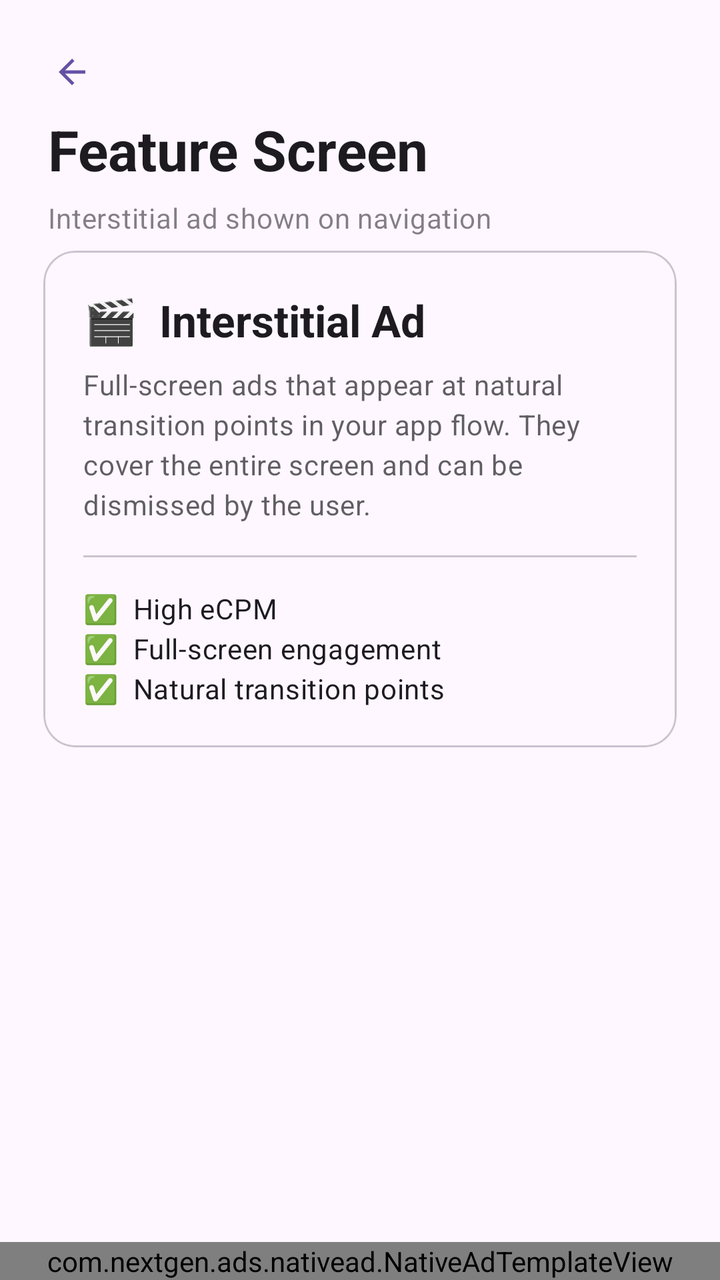
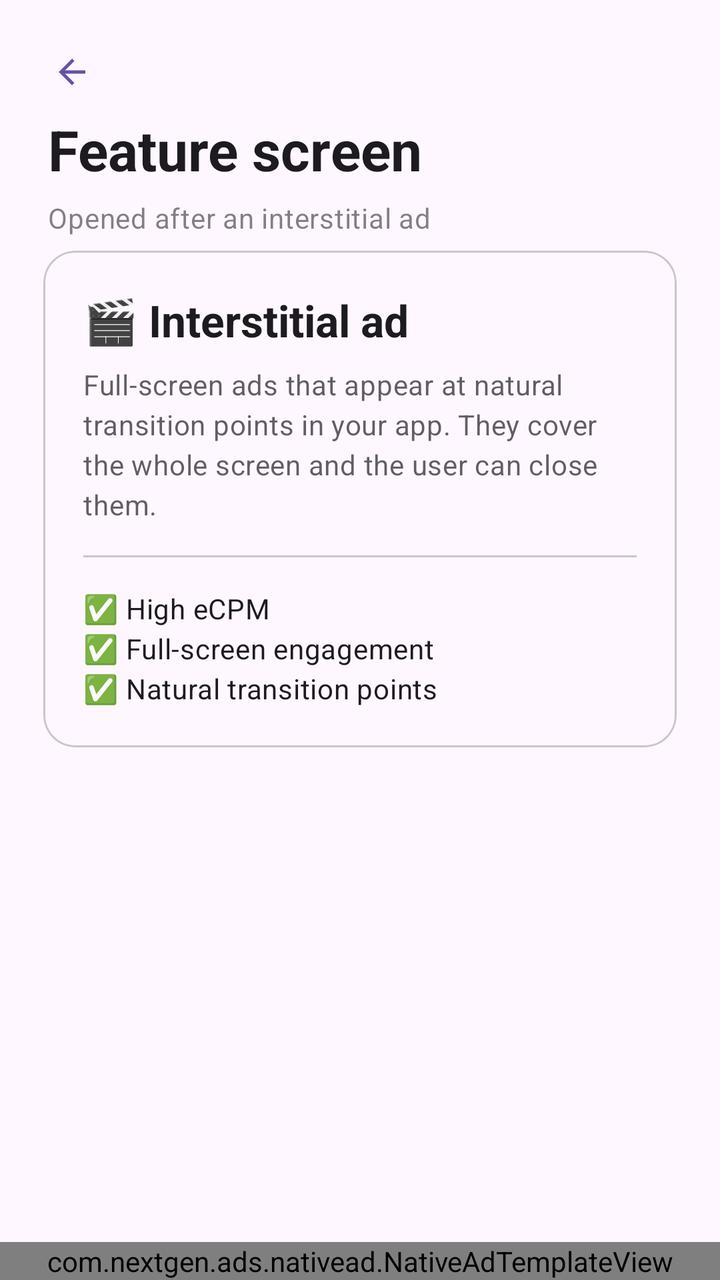

The first picture is an Android layout as it rendered before a commit; the second is the same layout after the commit. The layout source and the unified diff follow.
<!-- AndroidManifest.xml: application theme Theme.AdmobNextGen -->
<!-- res/layout/fragment_feature.xml -->
<?xml version="1.0" encoding="utf-8"?>
<androidx.constraintlayout.widget.ConstraintLayout xmlns:android="http://schemas.android.com/apk/res/android"
    xmlns:app="http://schemas.android.com/apk/res-auto"
    xmlns:tools="http://schemas.android.com/tools"
    android:layout_width="match_parent"
    android:layout_height="match_parent"
    android:background="?attr/colorSurface"
    tools:context=".app.feature.FragmentFeature">

    
    <com.google.android.material.button.MaterialButton
        android:id="@+id/mbBackFeature"
        style="@style/Widget.Material3.Button.IconButton"
        android:layout_width="wrap_content"
        android:layout_height="wrap_content"
        android:layout_margin="12dp"
        app:icon="@drawable/ic_svg_back"
        app:layout_constraintStart_toStartOf="parent"
        app:layout_constraintTop_toTopOf="parent" />

    
    <com.google.android.material.textview.MaterialTextView
        android:id="@+id/mtvTitleFeature"
        android:layout_width="0dp"
        android:layout_height="wrap_content"
        android:layout_marginTop="56dp"
        android:layout_marginStart="24dp"
        android:text="Feature Screen"
        android:textAppearance="@style/TextAppearance.Material3.HeadlineMedium"
        android:textStyle="bold"
        app:layout_constraintStart_toStartOf="parent"
        app:layout_constraintTop_toTopOf="parent"
        app:layout_constraintWidth_percent="0.8" />

    <com.google.android.material.textview.MaterialTextView
        android:layout_width="0dp"
        android:layout_height="wrap_content"
        android:layout_marginStart="24dp"
        android:layout_marginTop="6dp"
        android:text="Interstitial ad shown on navigation"
        android:textAppearance="@style/TextAppearance.Material3.BodyMedium"
        android:alpha="0.55"
        app:layout_constraintStart_toStartOf="parent"
        app:layout_constraintTop_toBottomOf="@+id/mtvTitleFeature"
        app:layout_constraintWidth_percent="0.75" />

    
    <com.google.android.material.card.MaterialCardView
        android:layout_width="0dp"
        android:layout_height="wrap_content"
        android:layout_marginTop="32dp"
        app:cardCornerRadius="16dp"
        app:cardElevation="0dp"
        app:strokeWidth="1dp"
        app:layout_constraintEnd_toEndOf="parent"
        app:layout_constraintStart_toStartOf="parent"
        app:layout_constraintTop_toBottomOf="@+id/mtvTitleFeature"
        app:layout_constraintWidth_percent="0.88">

        <LinearLayout
            android:layout_width="match_parent"
            android:layout_height="wrap_content"
            android:orientation="vertical"
            android:padding="20dp">

            <com.google.android.material.textview.MaterialTextView
                android:layout_width="wrap_content"
                android:layout_height="wrap_content"
                android:text="🎬  Interstitial Ad"
                android:textAppearance="@style/TextAppearance.Material3.TitleLarge"
                android:textStyle="bold" />

            <com.google.android.material.textview.MaterialTextView
                android:layout_width="wrap_content"
                android:layout_height="wrap_content"
                android:layout_marginTop="8dp"
                android:text="Full-screen ads that appear at natural transition points in your app flow. They cover the entire screen and can be dismissed by the user."
                android:textAppearance="@style/TextAppearance.Material3.BodyMedium"
                android:alpha="0.7"
                android:lineSpacingMultiplier="1.4" />

            <com.google.android.material.divider.MaterialDivider
                android:layout_width="match_parent"
                android:layout_height="1dp"
                android:layout_marginVertical="16dp" />

            <com.google.android.material.textview.MaterialTextView
                android:layout_width="wrap_content"
                android:layout_height="wrap_content"
                android:text="✅  High eCPM\n✅  Full-screen engagement\n✅  Natural transition points"
                android:textAppearance="@style/TextAppearance.Material3.BodyMedium"
                android:lineSpacingMultiplier="1.6" />

        </LinearLayout>
    </com.google.android.material.card.MaterialCardView>

    
    <com.nextgen.ads.nativead.NativeAdTemplateView
        android:id="@+id/nativeAdFeature"
        android:layout_width="0dp"
        android:layout_height="wrap_content"
        app:layout_constraintBottom_toBottomOf="parent"
        app:layout_constraintEnd_toEndOf="parent"
        app:layout_constraintStart_toStartOf="parent"
        app:nativeTemplate="medium" />

</androidx.constraintlayout.widget.ConstraintLayout>
<!-- resources referenced by this layout -->
<resources>
  <!-- drawable ic_svg_back (drawable) -->
  <vector xmlns:android="http://schemas.android.com/apk/res/android" android:autoMirrored="true" android:height="24dp" android:tint="#000000" android:viewportHeight="24" android:viewportWidth="24" android:width="24dp">
        
      <path android:fillColor="@android:color/white" android:pathData="M20,11H7.83l5.59,-5.59L12,4l-8,8 8,8 1.41,-1.41L7.83,13H20v-2z"/>
      
  </vector>
  <style name="Theme.AdmobNextGen" parent="Base.Theme.AdmobNextGen" />
  <style name="Base.Theme.AdmobNextGen" parent="Theme.Material3.DayNight.NoActionBar">
          
          
      </style>
</resources>

<!-- the commit's change to res/layout/fragment_feature.xml (unified diff, before → after) -->
@@ -14,6 +14,7 @@
         android:layout_width="wrap_content"
         android:layout_height="wrap_content"
         android:layout_margin="12dp"
+        android:contentDescription="@string/action_back"
         app:icon="@drawable/ic_svg_back"
         app:layout_constraintStart_toStartOf="parent"
         app:layout_constraintTop_toTopOf="parent" />
@@ -25,7 +26,7 @@
         android:layout_height="wrap_content"
         android:layout_marginTop="56dp"
         android:layout_marginStart="24dp"
-        android:text="Feature Screen"
+        android:text="@string/feature_title"
         android:textAppearance="@style/TextAppearance.Material3.HeadlineMedium"
         android:textStyle="bold"
         app:layout_constraintStart_toStartOf="parent"
@@ -37,7 +38,7 @@
         android:layout_height="wrap_content"
         android:layout_marginStart="24dp"
         android:layout_marginTop="6dp"
-        android:text="Interstitial ad shown on navigation"
+        android:text="@string/feature_subtitle"
         android:textAppearance="@style/TextAppearance.Material3.BodyMedium"
         android:alpha="0.55"
         app:layout_constraintStart_toStartOf="parent"
@@ -66,7 +67,7 @@
             <com.google.android.material.textview.MaterialTextView
                 android:layout_width="wrap_content"
                 android:layout_height="wrap_content"
-                android:text="🎬  Interstitial Ad"
+                android:text="@string/feature_card_title"
                 android:textAppearance="@style/TextAppearance.Material3.TitleLarge"
                 android:textStyle="bold" />
 
@@ -74,7 +75,7 @@
                 android:layout_width="wrap_content"
                 android:layout_height="wrap_content"
                 android:layout_marginTop="8dp"
-                android:text="Full-screen ads that appear at natural transition points in your app flow. They cover the entire screen and can be dismissed by the user."
+                android:text="@string/feature_card_desc"
                 android:textAppearance="@style/TextAppearance.Material3.BodyMedium"
                 android:alpha="0.7"
                 android:lineSpacingMultiplier="1.4" />
@@ -87,7 +88,7 @@
             <com.google.android.material.textview.MaterialTextView
                 android:layout_width="wrap_content"
                 android:layout_height="wrap_content"
-                android:text="✅  High eCPM\n✅  Full-screen engagement\n✅  Natural transition points"
+                android:text="@string/feature_card_points"
                 android:textAppearance="@style/TextAppearance.Material3.BodyMedium"
                 android:lineSpacingMultiplier="1.6" />
 
<!-- resource entries referenced after the edit -->
@@ -6,6 +6,12 @@
       <path android:fillColor="@android:color/white" android:pathData="M20,11H7.83l5.59,-5.59L12,4l-8,8 8,8 1.41,-1.41L7.83,13H20v-2z"/>
       
   </vector>
+  <string name="action_back">Back</string>
+  <string name="feature_card_desc">Full-screen ads that appear at natural transition points in your app. They cover the whole screen and the user can close them.</string>
+  <string name="feature_card_points">✅  High eCPM\n✅  Full-screen engagement\n✅  Natural transition points</string>
+  <string name="feature_card_title">🎬  Interstitial ad</string>
+  <string name="feature_subtitle">Opened after an interstitial ad</string>
+  <string name="feature_title">Feature screen</string>
   <style name="Theme.AdmobNextGen" parent="Base.Theme.AdmobNextGen" />
   <style name="Base.Theme.AdmobNextGen" parent="Theme.Material3.DayNight.NoActionBar">
           
